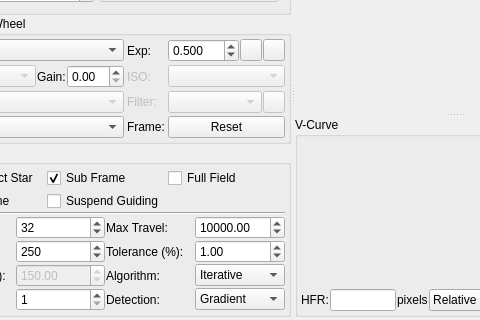
Old version of the form kstars/ekos/focus/focus.ui in the repository KDE/kstars; both pictures show x 82 to 562 and y 137 to 457 of the 700 by 457 pixel window.
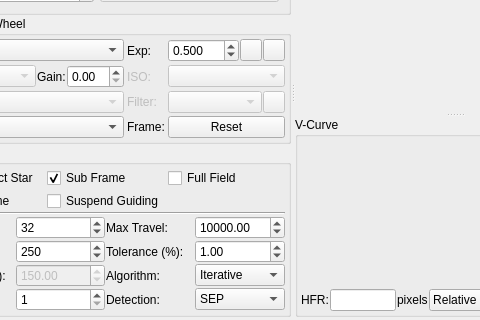
New version of the form. Icons and pictures are not drawn. Custom widgets are drawn as their Qt base class.

What changed in the file:
```diff
--- a/kstars/ekos/focus/focus.ui
+++ b/kstars/ekos/focus/focus.ui
@@ -724,6 +724,11 @@
             </item>
             <item row="5" column="3">
              <widget class="QComboBox" name="focusDetectionCombo">
+              <item>
+               <property name="text">
+                <string>SEP</string>
+               </property>
+              </item>
               <item>
                <property name="text">
                 <string>Gradient</string>
```
Left out of the diff: 3 changed lines with no effect on the pictures.
